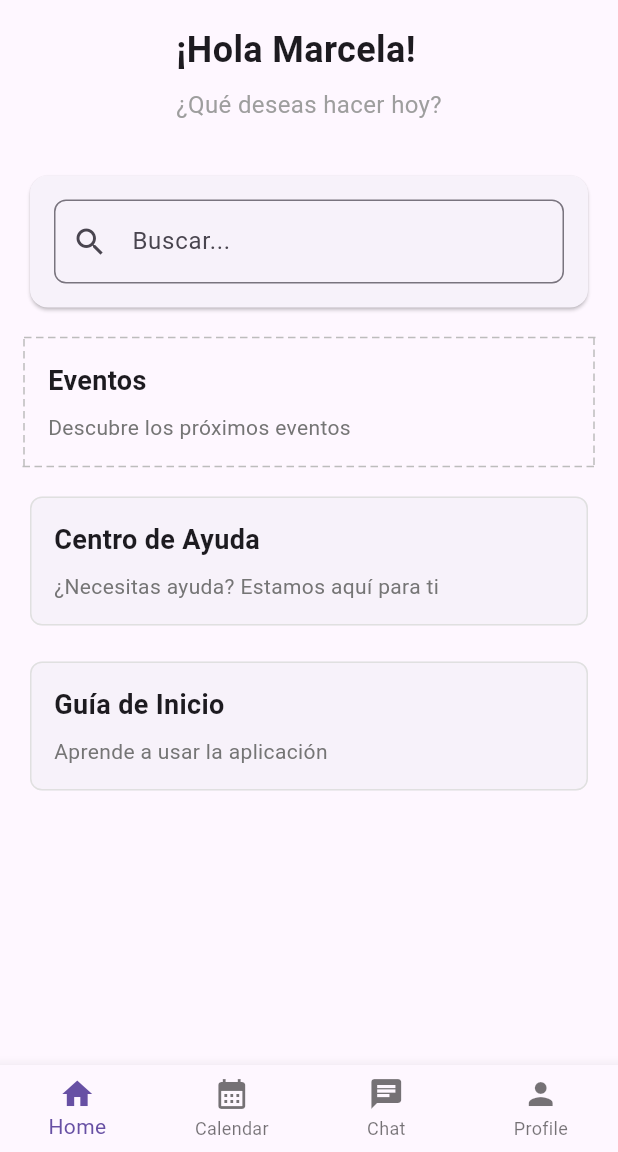
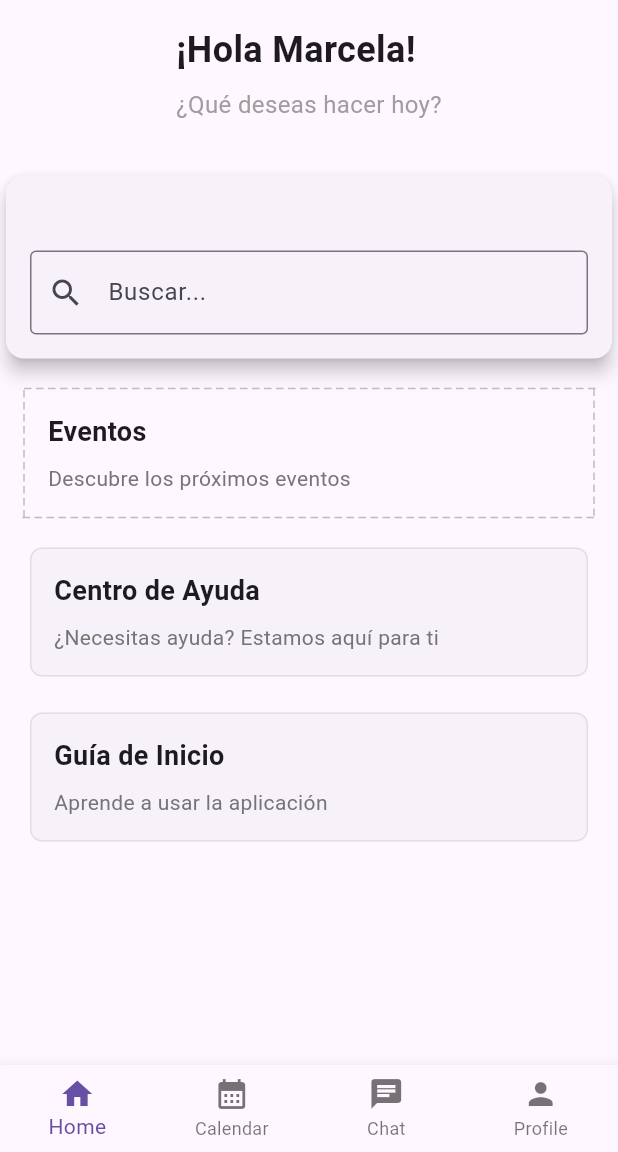
Before and after one commit to robertikoo/app-dev-toy, a Flutter app: the LoginScreen screen opened directly, after a tap on "Continuar", on a phone screen of 412 x 824 dp, the part 84-1236 px from its top. Run offline on Flutter 3.47's test engine with Material 3 defaults, Android fonts, the phone set to English and light mode, and no system bars; our stand-ins replace flutter_svg, table_calendar, timeago.

Commit message:
fix: Home-List Update Search Card

```diff
--- a/lib/features/home/widgets/search_card.dart
+++ b/lib/features/home/widgets/search_card.dart
@@ -1,24 +1,34 @@
 import 'package:flutter/material.dart';
 
 class SearchCard extends StatelessWidget {
-  const SearchCard({super.key});
+  final ValueChanged<String> onSearchChanged; // Llamado cuando el texto cambia
+
+  const SearchCard({super.key, required this.onSearchChanged});
 
   @override
   Widget build(BuildContext context) {
-    return Padding(
-      padding: const EdgeInsets.symmetric(horizontal: 16.0),
-      child: Card(
-        child: Padding(
-          padding: const EdgeInsets.all(16.0),
-          child: TextField(
-            decoration: InputDecoration(
-              hintText: 'Buscar...',
-              prefixIcon: const Icon(Icons.search),
-              border: OutlineInputBorder(
-                borderRadius: BorderRadius.circular(8),
+    return Card(
+      elevation: 5,
+      shape: RoundedRectangleBorder(borderRadius: BorderRadius.circular(12)),
+      child: Padding(
+        padding: const EdgeInsets.all(16.0),
+        child: Column(
+          crossAxisAlignment: CrossAxisAlignment.start,
+          children: [
+            const Text(
+              '',
+              style: TextStyle(fontSize: 18, fontWeight: FontWeight.bold),
+            ),
+            const SizedBox(height: 8),
+            TextField(
+              onChanged: onSearchChanged, // Se llama a onSearchChanged cuando cambia el texto
+              decoration: const InputDecoration(
+                labelText: 'Buscar...',
+                prefixIcon: const Icon(Icons.search), // Icono de lupa
+                border: OutlineInputBorder(),
               ),
             ),
-          ),
+          ],
         ),
       ),
     );
```
